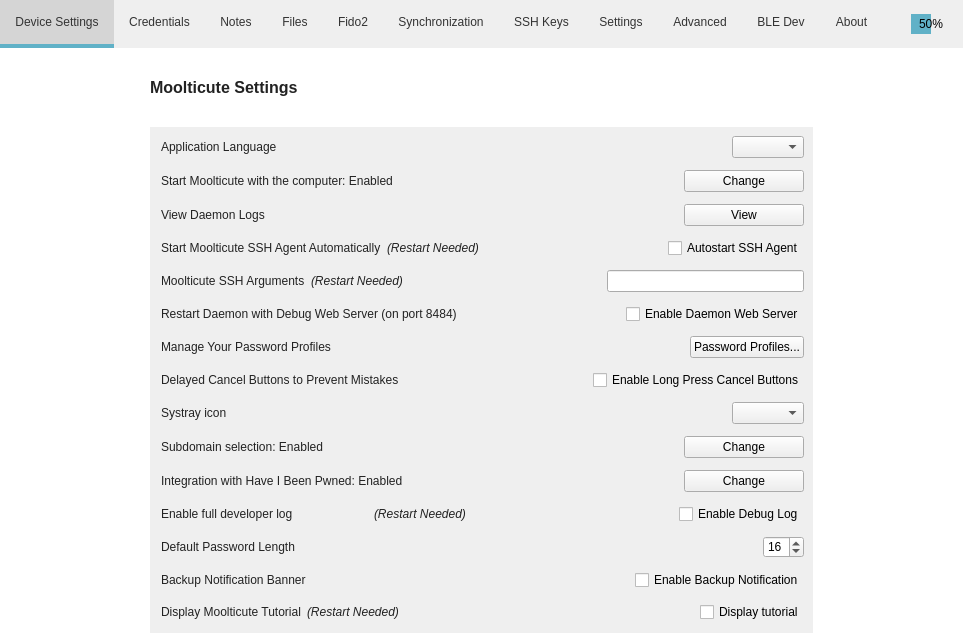
Before: the Qt Designer form src/MainWindow.ui in mooltipass/moolticute, drawn with Qt 5.
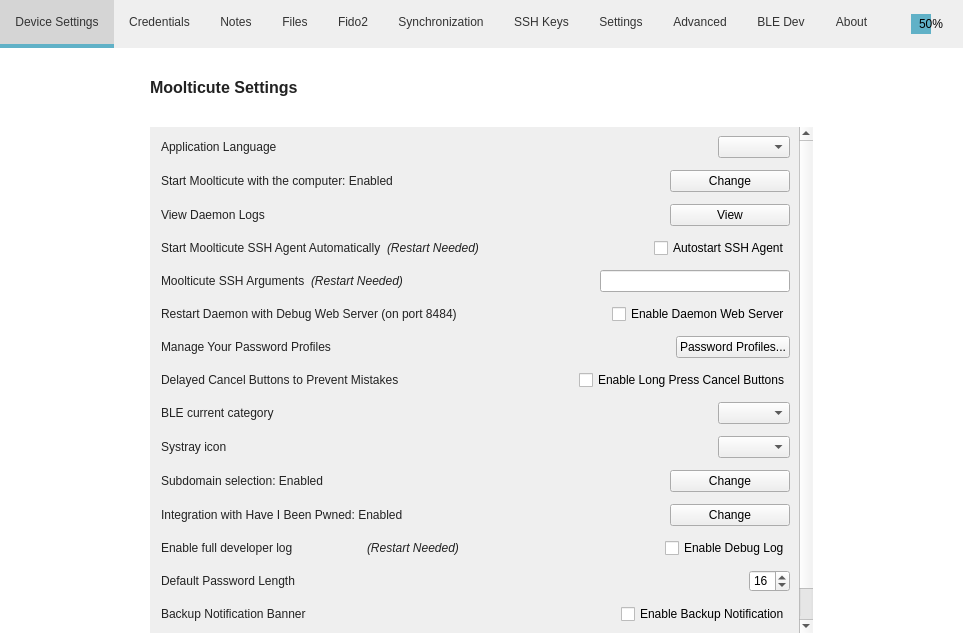
After: the same form once the commit is applied. Icons and pictures are not drawn. Custom widgets are drawn as their Qt base class.

Commit message: [BLE] Implement SET_CUR_CATEGORY command

```diff
--- a/src/MainWindow.ui
+++ b/src/MainWindow.ui
@@ -4074,6 +4074,33 @@
                 </item>
                </layout>
               </item>
+              <item>
+               <layout class="QHBoxLayout" name="horizontalLayout_70">
+                <item>
+                 <widget class="QLabel" name="label_bleCurrentCategory">
+                  <property name="text">
+                   <string>BLE current category</string>
+                  </property>
+                 </widget>
+                </item>
+                <item>
+                 <spacer name="horizontalSpacer_60">
+                  <property name="orientation">
+                   <enum>Qt::Horizontal</enum>
+                  </property>
+                  <property name="sizeHint" stdset="0">
+                   <size>
+                    <width>40</width>
+                    <height>20</height>
+                   </size>
+                  </property>
+                 </spacer>
+                </item>
+                <item>
+                 <widget class="QComboBox" name="comboBoxBleCurrentCategory"/>
+                </item>
+               </layout>
+              </item>
               <item>
                <layout class="QHBoxLayout" name="horizontalLayout_43">
                 <item>
```
The commit also changes 9 other files.
